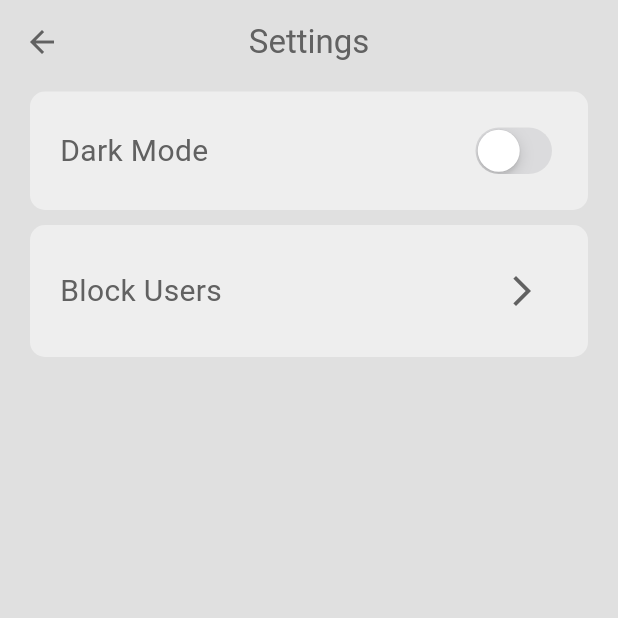
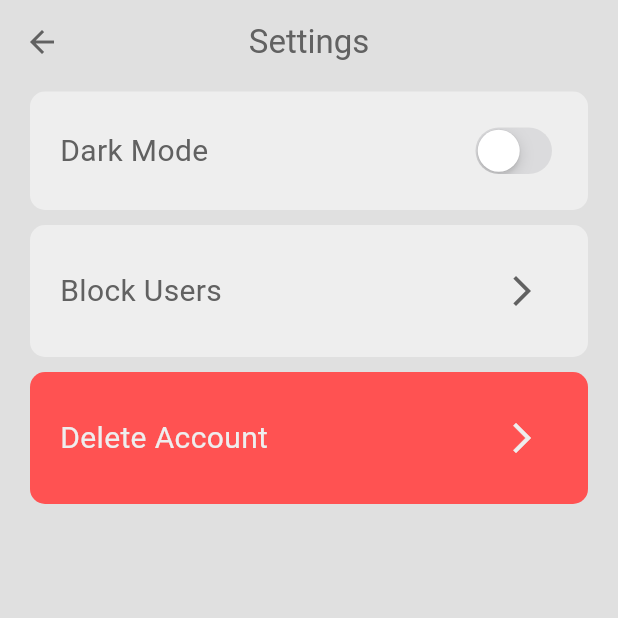
Before and after one commit to nazarethcr11/ChatAppFlutter, a Flutter app: the screen it shows once a user with an empty profile is signed in, in the side drawer, after a tap on "S E T T I N G S", on a phone screen of 412 x 824 dp, the top half of it. Run offline on Flutter 3.47's test engine with Material 3 defaults, Android fonts, the phone set to English and light mode, and no system bars; our stand-ins replace cloud_firestore, firebase_auth, firebase_core; accounts and stored records are empty; network calls fail.

Commit message:
unblock user and delete account functionalities

```diff
--- a/lib/pages/settings_page.dart
+++ b/lib/pages/settings_page.dart
@@ -1,11 +1,14 @@
 import 'package:chat_app/pages/blocked_users_page.dart';
+import 'package:chat_app/services/auth/auth_service.dart';
 import 'package:chat_app/themes/theme_provider.dart';
 import 'package:flutter/cupertino.dart';
 import 'package:flutter/material.dart';
 import 'package:provider/provider.dart';
 
 class SettingsPage extends StatelessWidget {
-  const SettingsPage({Key? key}) : super(key: key);
+   SettingsPage({Key? key}) : super(key: key);
+
+  final AuthService _authService = AuthService();
 
   @override
   Widget build(BuildContext context) {
@@ -65,6 +68,54 @@ class SettingsPage extends StatelessWidget {
                   ],
                 ),
               ),
+              //delete account
+              Container(
+                decoration: BoxDecoration(
+                  color: Colors.redAccent,
+                  borderRadius: BorderRadius.circular(10),
+                ),
+                margin: const EdgeInsets.symmetric(horizontal: 20, vertical: 5),
+                padding: const EdgeInsets.all(20),
+                child: Row(
+                  mainAxisAlignment: MainAxisAlignment.spaceBetween,
+                  children: [
+                    Text("Delete Account", style: TextStyle(color: Theme.of(context).colorScheme.secondary, fontSize: 20),),
+                    //button to delete account
+                    IconButton(
+                        onPressed: (){
+                    //show dialog to confirm account deletion
+                          showDialog(
+                              context: context,
+                              builder: (context){
+                                return AlertDialog(
+                                  title: Text("Delete Account", style: TextStyle(color: Theme.of(context).colorScheme.primary),),
+                                  content: Text("Are you sure you want to delete your account?", style: TextStyle(color: Theme.of(context).colorScheme.primary)),
+                                  actions: [
+                                    TextButton(
+                                        onPressed: ()=>Navigator.pop(context),
+                                        child: Text("Cancel", style: TextStyle(color: Theme.of(context).colorScheme.primary))
+                                    ),
+                                    TextButton(
+                                        onPressed: (){
+                                          //delete account
+                                          _authService.deleteAccount();
+                                          //return to login page
+                                          Navigator.pop(context);
+                                          Navigator.pop(context);
+                                        },
+                                        child: Text("Delete", style: TextStyle(color: Theme.of(context).colorScheme.primary))
+                                    )
+                                  ],
+                                );
+                              }
+                          );
+                        },
+                        icon: Icon(Icons.arrow_forward_ios, color: Theme.of(context).colorScheme.secondary,)
+                    )
+
+                  ],
+                ),
+              ),
             ],
           ),
         ),
--- a/lib/services/auth/auth_service.dart
+++ b/lib/services/auth/auth_service.dart
@@ -45,5 +45,13 @@ class AuthService{
   Future<void> signOut() async{
     await _auth.signOut();
   }
-  //error handling
+  //delete account
+  Future<void> deleteAccount() async{
+    //firebase firestore delete user and chat room
+    await _firestore.collection('ChatRooms').doc(_auth.currentUser!.uid).delete();
+    await _firestore.collection('Users').doc(_auth.currentUser!.uid).delete();
+    //firebase auth delete
+    await _auth.currentUser!.delete();
+    await _auth.signOut();
+  }
 }
```
Also changed, not shown: lib/components/chat_bubble.dart (+11 -10 lines), lib/pages/blocked_users_page.dart (+68 -3 lines).
